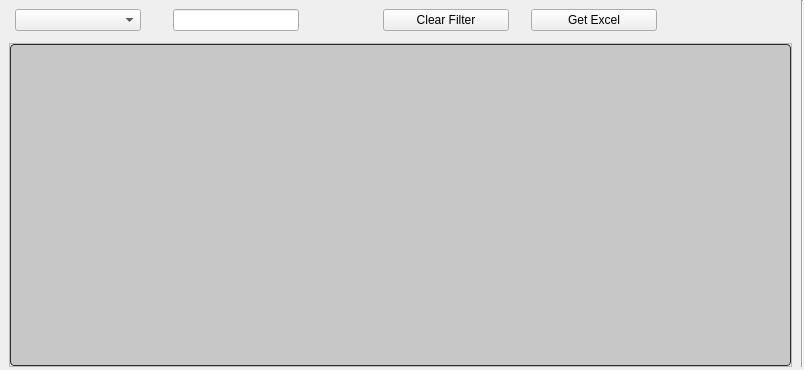
This is Resources/UI/tableCMCWM.ui in ArhamshareKrushil/ScanRisk as Qt 5 draws it before an edit. The edited form follows.
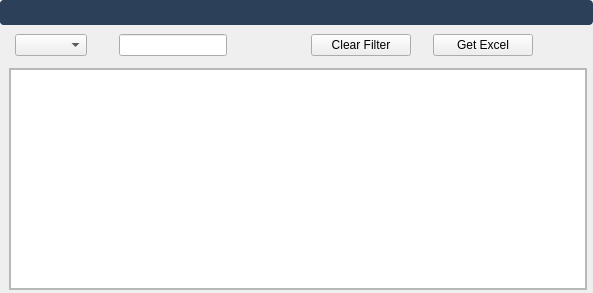
This is the edited form. Icons and pictures are not drawn.

Patch:
```diff
--- a/Resources/UI/tableCMCWM.ui
+++ b/Resources/UI/tableCMCWM.ui
@@ -6,8 +6,8 @@
    <rect>
     <x>0</x>
     <y>0</y>
-    <width>804</width>
-    <height>370</height>
+    <width>593</width>
+    <height>293</height>
    </rect>
   </property>
   <property name="windowTitle">
@@ -36,206 +36,14 @@
     <property name="verticalSpacing">
      <number>0</number>
     </property>
+    <item row="4" column="1">
+     <widget class="Line" name="line_18">
+      <property name="orientation">
+       <enum>Qt::Horizontal</enum>
+      </property>
+     </widget>
+    </item>
     <item row="2" column="2">
-     <widget class="QFrame" name="mainFrame">
-      <property name="sizePolicy">
-       <sizepolicy hsizetype="Expanding" vsizetype="Expanding">
-        <horstretch>0</horstretch>
-        <verstretch>0</verstretch>
-       </sizepolicy>
-      </property>
-      <property name="frameShape">
-       <enum>QFrame::StyledPanel</enum>
-      </property>
-      <property name="frameShadow">
-       <enum>QFrame::Raised</enum>
-      </property>
-      <layout class="QGridLayout" name="gridLayout_4">
-       <property name="leftMargin">
-        <number>0</number>
-       </property>
-       <property name="topMargin">
-        <number>0</number>
-       </property>
-       <property name="rightMargin">
-        <number>0</number>
-       </property>
-       <property name="bottomMargin">
-        <number>0</number>
-       </property>
-       <property name="spacing">
-        <number>0</number>
-       </property>
-       <item row="0" column="0">
-        <widget class="QTableView" name="tableView">
-         <property name="font">
-          <font>
-           <pointsize>11</pointsize>
-          </font>
-         </property>
-         <property name="styleSheet">
-          <string notr="true">QTreeView:branch:selected, QTreeView:branch:hover {
-  background: url(&quot;:/qss_icons/rc/transparent.png&quot;);
-}
-
-QTreeView:branch:has-siblings:!adjoins-item {
-  border-image: url(&quot;:/qss_icons/rc/branch_line.png&quot;) 0;
-}
-
-QTreeView:branch:has-siblings:adjoins-item {
-  border-image: url(&quot;:/qss_icons/rc/branch_more.png&quot;) 0;
-}
-
-QTreeView:branch:!has-children:!has-siblings:adjoins-item {
-  border-image: url(&quot;:/qss_icons/rc/branch_end.png&quot;) 0;
-}
-
-QTreeView:branch:has-children:!has-siblings:closed, QTreeView:branch:closed:has-children:has-siblings {
-  border-image: none;
-  image: url(&quot;:/qss_icons/rc/branch_closed.png&quot;);
-}
-
-QTreeView:branch:open:has-children:!has-siblings, QTreeView:branch:open:has-children:has-siblings {
-  border-image: none;
-  image: url(&quot;:/qss_icons/rc/branch_open.png&quot;);
-}
-
-QTreeView:branch:has-children:!has-siblings:closed:hover, QTreeView:branch:closed:has-children:has-siblings:hover {
-  image: url(&quot;:/qss_icons/rc/branch_closed_focus.png&quot;);
-}
-
-QTreeView:branch:open:has-children:!has-siblings:hover, QTreeView:branch:open:has-children:has-siblings:hover {
-  image: url(&quot;:/qss_icons/rc/branch_open_focus.png&quot;);
-}
-
-QTreeView::indicator:checked,
-QListView::indicator:checked {
-  image: url(&quot;:/qss_icons/rc/checkbox_checked.png&quot;);
-}
-
-QTreeView::indicator:checked:hover, QTreeView::indicator:checked:focus, QTreeView::indicator:checked:pressed,
-QListView::indicator:checked:hover,
-QListView::indicator:checked:focus,
-QListView::indicator:checked:pressed {
-  image: url(&quot;:/qss_icons/rc/checkbox_checked_focus.png&quot;);
-}
-
-QTreeView::indicator:unchecked,
-QListView::indicator:unchecked {
-  image: url(&quot;:/qss_icons/rc/checkbox_unchecked.png&quot;);
-}
-
-QTreeView::indicator:unchecked:hover, QTreeView::indicator:unchecked:focus, QTreeView::indicator:unchecked:pressed,
-QListView::indicator:unchecked:hover,
-QListView::indicator:unchecked:focus,
-QListView::indicator:unchecked:pressed {
-  image: url(&quot;:/qss_icons/rc/checkbox_unchecked_focus.png&quot;);
-}
-
-QTreeView::indicator:indeterminate,
-QListView::indicator:indeterminate {
-  image: url(&quot;:/qss_icons/rc/checkbox_indeterminate.png&quot;);
-}
-
-QTreeView::indicator:indeterminate:hover, QTreeView::indicator:indeterminate:focus, QTreeView::indicator:indeterminate:pressed,
-QListView::indicator:indeterminate:hover,
-QListView::indicator:indeterminate:focus,
-QListView::indicator:indeterminate:pressed {
-  image: url(&quot;:/qss_icons/rc/checkbox_indeterminate_focus.png&quot;);
-}
-
-QTreeView,
-QListView,
-QTableView,
-QColumnView {
-  background-color: #c7c7c7;
-  border: 1px solid #2d2d2d;
-  color: #000000;
-  gridline-color: #2d2d2d;
-  border-radius: 4px;
-}
-
-QTreeView:disabled,
-QListView:disabled,
-QTableView:disabled,
-QColumnView:disabled {
-  background-color: #c7c7c7;
-  color: #000000;
-}
-
-QTreeView:selected,
-QListView:selected,
-QTableView:selected,
-QColumnView:selected {
-  background-color: #c7c7c7;
-  color: #000000;
-}
-
-QTreeView:hover,
-QListView:hover,
-QTableView:hover,
-QColumnView:hover {
-  background-color: #c7c7c7;
-  border: 1px solid #148CD2;
-}
-
-QTreeView::item:pressed,
-QListView::item:pressed,
-QTableView::item:pressed,
-QColumnView::item:pressed {
-  background-color: #c7c7c7;
-}
-
-QTreeView::item:selected:hover,
-QListView::item:selected:hover,
-QTableView::item:selected:hover,
-QColumnView::item:selected:hover {
-  background: #c7c7c7;
-  color: #000000;
-}
-
-QTreeView::item:selected:active,
-QListView::item:selected:active,
-QTableView::item:selected:active,
-QColumnView::item:selected:active {
-background-color: palette(highlight);
- color: palette(highlightedText);
-}
-
-QTreeView::item:!selected:hover,
-QListView::item:!selected:hover,
-QTableView::item:!selected:hover,
-QColumnView::item:!selected:hover {
-  outline: 0;
-  color: #148CD2;
-  background-color: #2d2d2d;
-}
-
-QTableCornerButton::section {
-  background-color: #282828;
-  border: 1px transparent #2d2d2d;
-  border-radius: 0px;
-}
-</string>
-         </property>
-         <property name="selectionBehavior">
-          <enum>QAbstractItemView::SelectRows</enum>
-         </property>
-         <property name="showGrid">
-          <bool>true</bool>
-         </property>
-         <property name="sortingEnabled">
-          <bool>true</bool>
-         </property>
-         <attribute name="verticalHeaderDefaultSectionSize">
-          <number>23</number>
-         </attribute>
-        </widget>
-       </item>
-      </layout>
-     </widget>
-    </item>
-    <item row="1" column="2">
      <widget class="Line" name="line_2">
       <property name="styleSheet">
        <string notr="true">background-color: transparent;</string>
@@ -245,31 +53,7 @@
       </property>
      </widget>
     </item>
-    <item row="3" column="1">
-     <widget class="Line" name="line_18">
-      <property name="orientation">
-       <enum>Qt::Horizontal</enum>
-      </property>
-     </widget>
-    </item>
-    <item row="0" column="4" rowspan="3">
-     <widget class="Line" name="line_17">
-      <property name="orientation">
-       <enum>Qt::Vertical</enum>
-      </property>
-     </widget>
-    </item>
-    <item row="2" column="3">
-     <widget class="Line" name="line_3">
-      <property name="styleSheet">
-       <string notr="true">background-color: transparent;</string>
-      </property>
-      <property name="orientation">
-       <enum>Qt::Vertical</enum>
-      </property>
-     </widget>
-    </item>
-    <item row="2" column="0">
+    <item row="3" column="0">
      <widget class="Line" name="line">
       <property name="styleSheet">
        <string notr="true">background-color: transparent;</string>
@@ -279,7 +63,17 @@
       </property>
      </widget>
     </item>
-    <item row="0" column="1" colspan="3">
+    <item row="3" column="3">
+     <widget class="Line" name="line_3">
+      <property name="styleSheet">
+       <string notr="true">background-color: transparent;</string>
+      </property>
+      <property name="orientation">
+       <enum>Qt::Vertical</enum>
+      </property>
+     </widget>
+    </item>
+    <item row="1" column="1" colspan="3">
      <widget class="QWidget" name="indexBar" native="true">
       <property name="sizePolicy">
        <sizepolicy hsizetype="Preferred" vsizetype="Minimum">
@@ -294,151 +88,63 @@
        </size>
       </property>
       <property name="styleSheet">
-       <string notr="true">QTreeView:branch:selected, QTreeView:branch:hover {
-  background: url(&quot;:/qss_icons/rc/transparent.png&quot;);
-}
-
-QTreeView:branch:has-siblings:!adjoins-item {
-  border-image: url(&quot;:/qss_icons/rc/branch_line.png&quot;) 0;
-}
-
-QTreeView:branch:has-siblings:adjoins-item {
-  border-image: url(&quot;:/qss_icons/rc/branch_more.png&quot;) 0;
-}
-
-QTreeView:branch:!has-children:!has-siblings:adjoins-item {
-  border-image: url(&quot;:/qss_icons/rc/branch_end.png&quot;) 0;
-}
-
-QTreeView:branch:has-children:!has-siblings:closed, QTreeView:branch:closed:has-children:has-siblings {
-  border-image: none;
-  image: url(&quot;:/qss_icons/rc/branch_closed.png&quot;);
-}
-
-QTreeView:branch:open:has-children:!has-siblings, QTreeView:branch:open:has-children:has-siblings {
-  border-image: none;
-  image: url(&quot;:/qss_icons/rc/branch_open.png&quot;);
-}
-
-QTreeView:branch:has-children:!has-siblings:closed:hover, QTreeView:branch:closed:has-children:has-siblings:hover {
-  image: url(&quot;:/qss_icons/rc/branch_closed_focus.png&quot;);
-}
-
-QTreeView:branch:open:has-children:!has-siblings:hover, QTreeView:branch:open:has-children:has-siblings:hover {
-  image: url(&quot;:/qss_icons/rc/branch_open_focus.png&quot;);
-}
-
-QTreeView::indicator:checked,
-QListView::indicator:checked {
-  image: url(&quot;:/qss_icons/rc/checkbox_checked.png&quot;);
-}
-
-QTreeView::indicator:checked:hover, QTreeView::indicator:checked:focus, QTreeView::indicator:checked:pressed,
-QListView::indicator:checked:hover,
-QListView::indicator:checked:focus,
-QListView::indicator:checked:pressed {
-  image: url(&quot;:/qss_icons/rc/checkbox_checked_focus.png&quot;);
-}
-
-QTreeView::indicator:unchecked,
-QListView::indicator:unchecked {
-  image: url(&quot;:/qss_icons/rc/checkbox_unchecked.png&quot;);
-}
-
-QTreeView::indicator:unchecked:hover, QTreeView::indicator:unchecked:focus, QTreeView::indicator:unchecked:pressed,
-QListView::indicator:unchecked:hover,
-QListView::indicator:unchecked:focus,
-QListView::indicator:unchecked:pressed {
-  image: url(&quot;:/qss_icons/rc/checkbox_unchecked_focus.png&quot;);
-}
-
-QTreeView::indicator:indeterminate,
-QListView::indicator:indeterminate {
-  image: url(&quot;:/qss_icons/rc/checkbox_indeterminate.png&quot;);
-}
-
-QTreeView::indicator:indeterminate:hover, QTreeView::indicator:indeterminate:focus, QTreeView::indicator:indeterminate:pressed,
-QListView::indicator:indeterminate:hover,
-QListView::indicator:indeterminate:focus,
-QListView::indicator:indeterminate:pressed {
-  image: url(&quot;:/qss_icons/rc/checkbox_indeterminate_focus.png&quot;);
-}
-
-QTreeView,
-QListView,
-QTableView,
-QColumnView {
-  background-color: #ffffff;
-  border: 1px solid #2d2d2d;
-  color: #F0F0F0;
-  gridline-color: #2d2d2d;
-  border-radius: 4px;
-}
-
-QTreeView:disabled,
-QListView:disabled,
-QTableView:disabled,
-QColumnView:disabled {
-  background-color: #1e1e1e;
-  color: #787878;
-}
-
-QTreeView:selected,
-QListView:selected,
-QTableView:selected,
-QColumnView:selected {
-  background-color: #ffffff;
-  color: #2d2d2d;
-}
-
-QTreeView:hover,
-QListView:hover,
-QTableView:hover,
-QColumnView:hover {
-  background-color: #ffffff;
-  border: 1px solid #148CD2;
-}
-
-QTreeView::item:pressed,
-QListView::item:pressed,
-QTableView::item:pressed,
-QColumnView::item:pressed {
-  background-color: #ffffff;
-}
-
-QTreeView::item:selected:hover,
-QListView::item:selected:hover,
-QTableView::item:selected:hover,
-QColumnView::item:selected:hover {
-  background: #ffffff;
-  color: #282828;
-}
-
-QTreeView::item:selected:active,
-QListView::item:selected:active,
-QTableView::item:selected:active,
-QColumnView::item:selected:active {
-background-color: palette(highlight);
- color: palette(highlightedText);
-}
-
-QTreeView::item:!selected:hover,
-QListView::item:!selected:hover,
-QTableView::item:!selected:hover,
-QColumnView::item:!selected:hover {
-  outline: 0;
-  color: #148CD2;
-  background-color: #2d2d2d;
-}
-
-QTableCornerButton::section {
-  background-color: #282828;
-  border: 1px transparent #2d2d2d;
-  border-radius: 0px;
-}
-</string>
+       <string notr="true"/>
       </property>
       <layout class="QGridLayout" name="gridLayout_2">
+       <property name="topMargin">
+        <number>9</number>
+       </property>
+       <item row="1" column="4">
+        <widget class="Line" name="line_5">
+         <property name="maximumSize">
+          <size>
+           <width>10</width>
+           <height>16777215</height>
+          </size>
+         </property>
+         <property name="styleSheet">
+          <string notr="true">background-color: transparent;</string>
+         </property>
+         <property name="orientation">
+          <enum>Qt::Horizontal</enum>
+         </property>
+        </widget>
+       </item>
+       <item row="0" column="8" rowspan="2">
+        <widget class="QPushButton" name="pbGetExcel">
+         <property name="minimumSize">
+          <size>
+           <width>100</width>
+           <height>0</height>
+          </size>
+         </property>
+         <property name="maximumSize">
+          <size>
+           <width>200</width>
+           <height>16777215</height>
+          </size>
+         </property>
+         <property name="text">
+          <string>Get Excel</string>
+         </property>
+        </widget>
+       </item>
+       <item row="1" column="7">
+        <widget class="Line" name="line_8">
+         <property name="maximumSize">
+          <size>
+           <width>10</width>
+           <height>16777215</height>
+          </size>
+         </property>
+         <property name="styleSheet">
+          <string notr="true">background-color: transparent;</string>
+         </property>
+         <property name="orientation">
+          <enum>Qt::Horizontal</enum>
+         </property>
+        </widget>
+       </item>
        <item row="0" column="3" rowspan="2">
         <widget class="Line" name="line_7">
          <property name="maximumSize">
@@ -529,53 +235,14 @@
          </property>
         </widget>
        </item>
-       <item row="1" column="4">
-        <widget class="Line" name="line_5">
-         <property name="maximumSize">
-          <size>
-           <width>10</width>
-           <height>16777215</height>
-          </size>
-         </property>
-         <property name="styleSheet">
-          <string notr="true">background-color: transparent;</string>
-         </property>
-         <property name="orientation">
-          <enum>Qt::Horizontal</enum>
-         </property>
-        </widget>
-       </item>
-       <item row="0" column="8" rowspan="2">
-        <widget class="QPushButton" name="pbGetExcel">
-         <property name="maximumSize">
-          <size>
-           <width>200</width>
-           <height>16777215</height>
-          </size>
-         </property>
-         <property name="text">
-          <string>Get Excel</string>
-         </property>
-        </widget>
-       </item>
-       <item row="1" column="7">
-        <widget class="Line" name="line_8">
-         <property name="maximumSize">
-          <size>
-           <width>10</width>
-           <height>16777215</height>
-          </size>
-         </property>
-         <property name="styleSheet">
-          <string notr="true">background-color: transparent;</string>
-         </property>
-         <property name="orientation">
-          <enum>Qt::Horizontal</enum>
-         </property>
-        </widget>
-       </item>
        <item row="0" column="6" rowspan="2">
         <widget class="QPushButton" name="pbClearfilter">
+         <property name="minimumSize">
+          <size>
+           <width>100</width>
+           <height>0</height>
+          </size>
+         </property>
          <property name="maximumSize">
           <size>
            <width>200</width>
@@ -590,6 +257,293 @@
       </layout>
      </widget>
     </item>
+    <item row="3" column="2">
+     <widget class="QFrame" name="mainFrame">
+      <property name="sizePolicy">
+       <sizepolicy hsizetype="Expanding" vsizetype="Expanding">
+        <horstretch>0</horstretch>
+        <verstretch>0</verstretch>
+       </sizepolicy>
+      </property>
+      <property name="frameShape">
+       <enum>QFrame::StyledPanel</enum>
+      </property>
+      <property name="frameShadow">
+       <enum>QFrame::Raised</enum>
+      </property>
+      <layout class="QGridLayout" name="gridLayout_4">
+       <property name="leftMargin">
+        <number>0</number>
+       </property>
+       <property name="topMargin">
+        <number>0</number>
+       </property>
+       <property name="rightMargin">
+        <number>0</number>
+       </property>
+       <property name="bottomMargin">
+        <number>0</number>
+       </property>
+       <property name="spacing">
+        <number>0</number>
+       </property>
+       <item row="0" column="0">
+        <widget class="QTableView" name="tableView">
+         <property name="font">
+          <font>
+           <pointsize>11</pointsize>
+          </font>
+         </property>
+         <property name="styleSheet">
+          <string notr="true"/>
+         </property>
+         <property name="selectionBehavior">
+          <enum>QAbstractItemView::SelectRows</enum>
+         </property>
+         <property name="showGrid">
+          <bool>true</bool>
+         </property>
+         <property name="sortingEnabled">
+          <bool>true</bool>
+         </property>
+         <attribute name="verticalHeaderDefaultSectionSize">
+          <number>23</number>
+         </attribute>
+        </widget>
+       </item>
+      </layout>
+     </widget>
+    </item>
+    <item row="0" column="0" colspan="4">
+     <widget class="QFrame" name="headerFrame">
+      <property name="sizePolicy">
+       <sizepolicy hsizetype="Expanding" vsizetype="Maximum">
+        <horstretch>0</horstretch>
+        <verstretch>0</verstretch>
+       </sizepolicy>
+      </property>
+      <property name="minimumSize">
+       <size>
+        <width>0</width>
+        <height>0</height>
+       </size>
+      </property>
+      <property name="styleSheet">
+       <string notr="true">/* QFrame -----------------------------------------------------------------
+
+https://doc.qt.io/qt-5/stylesheet-examples.html#customizing-qframe
+https://doc.qt.io/qt-5/qframe.html#-prop
+https://doc.qt.io/qt-5/qframe.html#details
+https://stackoverflow.com/questions/14581498/qt-stylesheet-for-hline-vline-color
+
+--------------------------------------------------------------------------- */
+/* (dot) .QFrame  fix #141, #126, #123 */
+.QFrame {
+  background-color: #2D4059;
+
+  border-radius: 4px;
+  border: 0px solid transparent;
+
+  /* No frame */
+  /* HLine */
+  /* HLine */
+}
+
+.QFrame[frameShape=&quot;0&quot;] {
+  border-radius: 4px;
+  border: 1px transparent #2d2d2d;
+}
+
+.QFrame[frameShape=&quot;4&quot;] {
+  max-height: 2px;
+  border: none;
+  background-color: #2d2d2d;
+}
+
+.QFrame[frameShape=&quot;5&quot;] {
+  max-width: 2px;
+  border: none;
+  background-color: #2d2d2d;
+}
+
+
+</string>
+      </property>
+      <property name="frameShape">
+       <enum>QFrame::Box</enum>
+      </property>
+      <property name="frameShadow">
+       <enum>QFrame::Sunken</enum>
+      </property>
+      <layout class="QGridLayout" name="gridLayout_10">
+       <property name="leftMargin">
+        <number>0</number>
+       </property>
+       <property name="topMargin">
+        <number>0</number>
+       </property>
+       <property name="rightMargin">
+        <number>0</number>
+       </property>
+       <property name="bottomMargin">
+        <number>0</number>
+       </property>
+       <property name="spacing">
+        <number>0</number>
+       </property>
+       <item row="0" column="2" alignment="Qt::AlignRight|Qt::AlignTop">
+        <widget class="QFrame" name="btnframe_6">
+         <property name="sizePolicy">
+          <sizepolicy hsizetype="Expanding" vsizetype="Expanding">
+           <horstretch>0</horstretch>
+           <verstretch>0</verstretch>
+          </sizepolicy>
+         </property>
+         <property name="minimumSize">
+          <size>
+           <width>0</width>
+           <height>25</height>
+          </size>
+         </property>
+         <property name="maximumSize">
+          <size>
+           <width>16777215</width>
+           <height>25</height>
+          </size>
+         </property>
+         <property name="styleSheet">
+          <string notr="true">background-color: transparent;</string>
+         </property>
+         <property name="frameShape">
+          <enum>QFrame::StyledPanel</enum>
+         </property>
+         <property name="frameShadow">
+          <enum>QFrame::Raised</enum>
+         </property>
+         <layout class="QHBoxLayout" name="horizontalLayout_6">
+          <property name="spacing">
+           <number>0</number>
+          </property>
+          <property name="leftMargin">
+           <number>0</number>
+          </property>
+          <property name="topMargin">
+           <number>0</number>
+          </property>
+          <property name="rightMargin">
+           <number>0</number>
+          </property>
+          <property name="bottomMargin">
+           <number>0</number>
+          </property>
+          <item>
+           <widget class="QPushButton" name="bt_min_5">
+            <property name="minimumSize">
+             <size>
+              <width>25</width>
+              <height>25</height>
+             </size>
+            </property>
+            <property name="styleSheet">
+             <string notr="true">QPushButton {
+  background-color: transparent;
+border-radius: 10px;
+
+  border: 1px solid transparent;
+
+}
+QPushButton:hover {
+border-radius: 10px;
+  background-color: #000000;    
+}
+</string>
+            </property>
+            <property name="text">
+             <string/>
+            </property>
+            <property name="icon">
+             <iconset resource="../icons/icons.qrc">
+              <normaloff>:/newPrefix/icons/minus-circle.svg</normaloff>:/newPrefix/icons/minus-circle.svg</iconset>
+            </property>
+            <property name="iconSize">
+             <size>
+              <width>20</width>
+              <height>20</height>
+             </size>
+            </property>
+           </widget>
+          </item>
+          <item>
+           <widget class="QPushButton" name="bt_close_5">
+            <property name="minimumSize">
+             <size>
+              <width>0</width>
+              <height>25</height>
+             </size>
+            </property>
+            <property name="styleSheet">
+             <string notr="true">QPushButton {
+  background-color: transparent;
+border-radius: 10px;
+
+  border: 1px solid transparent;
+
+}
+QPushButton:hover {
+border-radius: 10px;
+  background-color: #ff2626;    
+}
+</string>
+            </property>
+            <property name="text">
+             <string/>
+            </property>
+            <property name="icon">
+             <iconset resource="../icons/icons.qrc">
+              <normaloff>:/newPrefix/icons/x-circle.svg</normaloff>:/newPrefix/icons/x-circle.svg</iconset>
+            </property>
+            <property name="iconSize">
+             <size>
+              <width>20</width>
+              <height>20</height>
+             </size>
+            </property>
+           </widget>
+          </item>
+         </layout>
+        </widget>
+       </item>
+       <item row="0" column="1">
+        <widget class="QFrame" name="frame_7">
+         <property name="sizePolicy">
+          <sizepolicy hsizetype="Expanding" vsizetype="Preferred">
+           <horstretch>0</horstretch>
+           <verstretch>0</verstretch>
+          </sizepolicy>
+         </property>
+         <property name="minimumSize">
+          <size>
+           <width>0</width>
+           <height>25</height>
+          </size>
+         </property>
+         <property name="maximumSize">
+          <size>
+           <width>16777215</width>
+           <height>25</height>
+          </size>
+         </property>
+         <property name="frameShape">
+          <enum>QFrame::StyledPanel</enum>
+         </property>
+         <property name="frameShadow">
+          <enum>QFrame::Raised</enum>
+         </property>
+        </widget>
+       </item>
+      </layout>
+     </widget>
+    </item>
    </layout>
   </widget>
  </widget>
```
Left out of the diff: 3 changed lines with no effect on the pictures.
